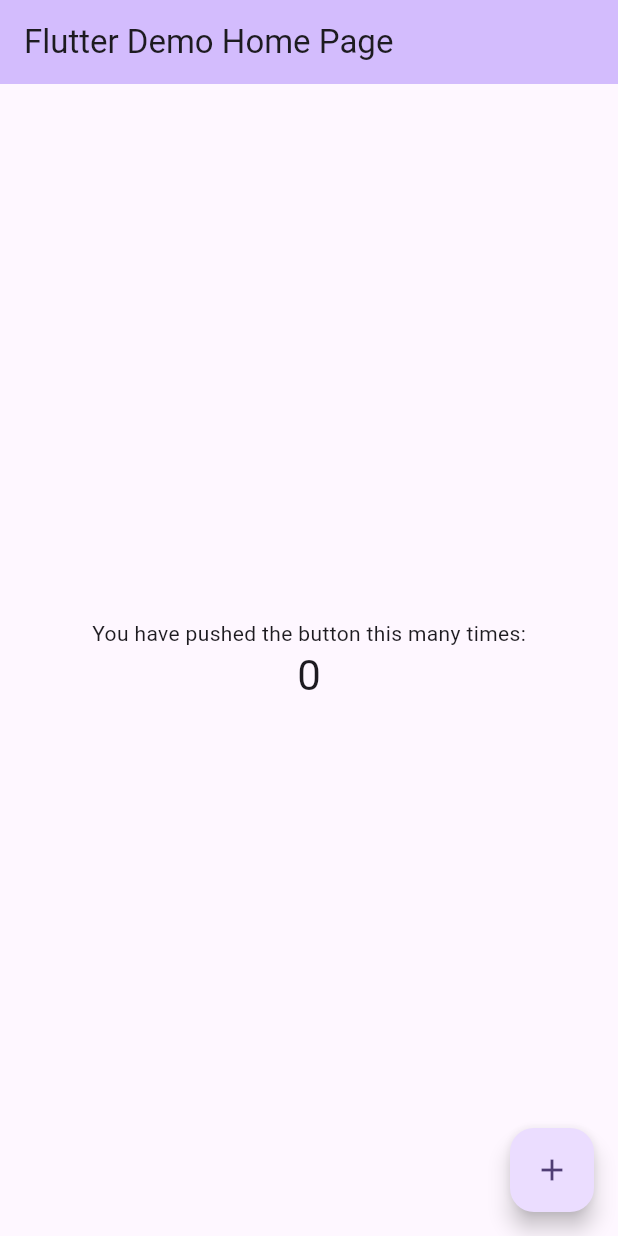
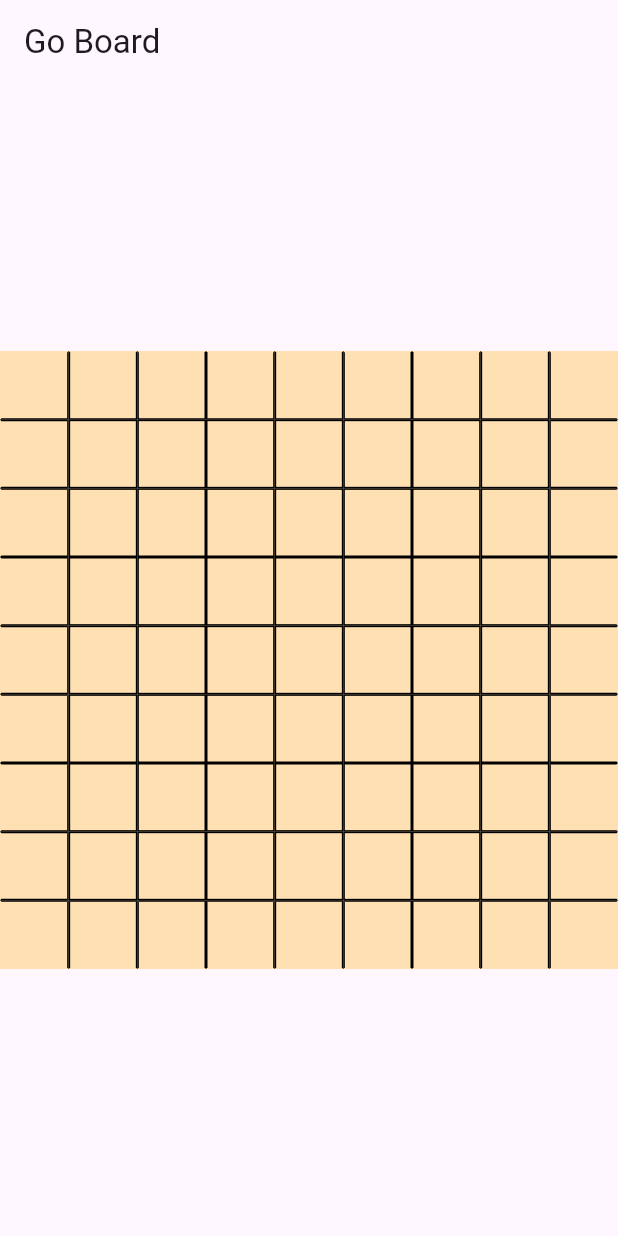
Before and after one commit to rheesh/GoApp, a Flutter app: the screen it shows after launch, on a phone screen of 412 x 824 dp. Run offline on Flutter 3.47's test engine with Material 3 defaults, Android fonts, the phone set to English and light mode, and no system bars.

Commit message:
draw go board

```diff
--- a/lib/main.dart
+++ b/lib/main.dart
@@ -1,122 +1,86 @@
 import 'package:flutter/material.dart';
 
 void main() {
-  runApp(const MyApp());
+  runApp(const GoApp());
 }
 
-class MyApp extends StatelessWidget {
-  const MyApp({super.key});
+class GoApp extends StatelessWidget {
+  const GoApp({super.key});
 
-  // This widget is the root of your application.
   @override
   Widget build(BuildContext context) {
     return MaterialApp(
-      title: 'Flutter Demo',
-      theme: ThemeData(
-        // This is the theme of your application.
-        //
-        // TRY THIS: Try running your application with "flutter run". You'll see
-        // the application has a purple toolbar. Then, without quitting the app,
-        // try changing the seedColor in the colorScheme below to Colors.green
-        // and then invoke "hot reload" (save your changes or press the "hot
-        // reload" button in a Flutter-supported IDE, or press "r" if you used
-        // the command line to start the app).
-        //
-        // Notice that the counter didn't reset back to zero; the application
-        // state is not lost during the reload. To reset the state, use hot
-        // restart instead.
-        //
-        // This works for code too, not just values: Most code changes can be
-        // tested with just a hot reload.
-        colorScheme: ColorScheme.fromSeed(seedColor: Colors.deepPurple),
+      title: 'Go Game',
+      home: Scaffold(
+        appBar: AppBar(
+          title: const Text('Go Board'),
+        ),
+        body: Center(
+          child: GoBoardWidget(size: 9), // You can change the board size here
+        ),
       ),
-      home: const MyHomePage(title: 'Flutter Demo Home Page'),
     );
   }
 }
 
-class MyHomePage extends StatefulWidget {
-  const MyHomePage({super.key, required this.title});
+class GoBoardWidget extends StatelessWidget {
+  final int size;
 
-  // This widget is the home page of your application. It is stateful, meaning
-  // that it has a State object (defined below) that contains fields that affect
-  // how it looks.
-
-  // This class is the configuration for the state. It holds the values (in this
-  // case the title) provided by the parent (in this case the App widget) and
-  // used by the build method of the State. Fields in a Widget subclass are
-  // always marked "final".
-
-  final String title;
-
-  @override
-  State<MyHomePage> createState() => _MyHomePageState();
-}
-
-class _MyHomePageState extends State<MyHomePage> {
-  int _counter = 0;
-
-  void _incrementCounter() {
-    setState(() {
-      // This call to setState tells the Flutter framework that something has
-      // changed in this State, which causes it to rerun the build method below
-      // so that the display can reflect the updated values. If we changed
-      // _counter without calling setState(), then the build method would not be
-      // called again, and so nothing would appear to happen.
-      _counter++;
-    });
-  }
+  const GoBoardWidget({super.key, required this.size});
 
   @override
   Widget build(BuildContext context) {
-    // This method is rerun every time setState is called, for instance as done
-    // by the _incrementCounter method above.
-    //
-    // The Flutter framework has been optimized to make rerunning build methods
-    // fast, so that you can just rebuild anything that needs updating rather
-    // than having to individually change instances of widgets.
-    return Scaffold(
-      appBar: AppBar(
-        // TRY THIS: Try changing the color here to a specific color (to
-        // Colors.amber, perhaps?) and trigger a hot reload to see the AppBar
-        // change color while the other colors stay the same.
-        backgroundColor: Theme.of(context).colorScheme.inversePrimary,
-        // Here we take the value from the MyHomePage object that was created by
-        // the App.build method, and use it to set our appbar title.
-        title: Text(widget.title),
-      ),
-      body: Center(
-        // Center is a layout widget. It takes a single child and positions it
-        // in the middle of the parent.
-        child: Column(
-          // Column is also a layout widget. It takes a list of children and
-          // arranges them vertically. By default, it sizes itself to fit its
-          // children horizontally, and tries to be as tall as its parent.
-          //
-          // Column has various properties to control how it sizes itself and
-          // how it positions its children. Here we use mainAxisAlignment to
-          // center the children vertically; the main axis here is the vertical
-          // axis because Columns are vertical (the cross axis would be
-          // horizontal).
-          //
-          // TRY THIS: Invoke "debug painting" (choose the "Toggle Debug Paint"
-          // action in the IDE, or press "p" in the console), to see the
-          // wireframe for each widget.
-          mainAxisAlignment: MainAxisAlignment.center,
-          children: <Widget>[
-            const Text('You have pushed the button this many times:'),
-            Text(
-              '$_counter',
-              style: Theme.of(context).textTheme.headlineMedium,
-            ),
-          ],
+    return AspectRatio(
+      aspectRatio: 1, // Make the board square
+      child: Container(
+        color: Colors.orange[100], // Background color for the board area
+        child: GridView.builder(
+          itemCount: size * size,
+          gridDelegate: SliverGridDelegateWithFixedCrossAxisCount(
+            crossAxisCount: size,
+          ),
+          itemBuilder: (context, index) {
+            final row = index ~/ size;
+            final col = index % size;
+
+            // Calculate spacing for grid lines
+            final double top = row == 0 ? 20 : 0;
+            final double left = col == 0 ? 20 : 0;
+            final double right = col == size - 1 ? 20 : 0;
+            final double bottom = row == size - 1 ? 20 : 0;
+
+            return Container(
+              decoration: BoxDecoration(
+                border: Border(
+                  top: BorderSide(
+                    color: row > 0 ? Colors.black : Colors.transparent,
+                    width: 1.0,
+                  ),
+                  left: BorderSide(
+                    color: col > 0 ? Colors.black : Colors.transparent,
+                    width: 1.0,
+                  ),
+                  right: BorderSide(
+                    color: col < size - 1 ? Colors.black : Colors.transparent,
+                    width: 1.0,
+                  ),
+                  bottom: BorderSide(
+                    color: row < size - 1 ? Colors.black : Colors.transparent,
+                    width: 1.0,
+                  ),
+                ),
+              ),
+              child: InkWell(
+                onTap: () {
+                  // TODO: Implement stone placement logic here
+                  print('Tapped at ($row, $col)');
+                },
+                child: Container(), // Placeholder for where stones will be
+              ),
+            );
+          },
         ),
       ),
-      floatingActionButton: FloatingActionButton(
-        onPressed: _incrementCounter,
-        tooltip: 'Increment',
-        child: const Icon(Icons.add),
-      ), // This trailing comma makes auto-formatting nicer for build methods.
     );
   }
 }
```
